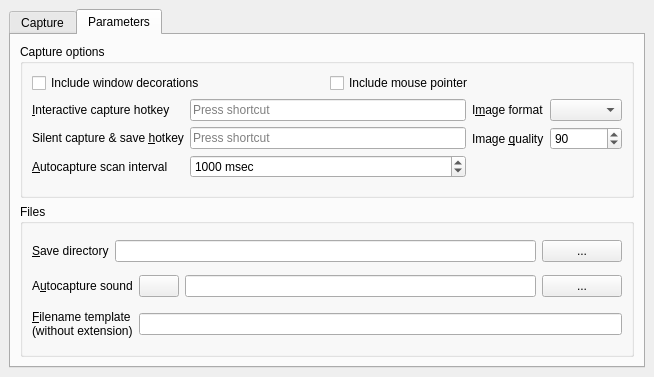
Above: mainwindow.ui from kernel1024/scrcap before the change. Below: the same form after it.
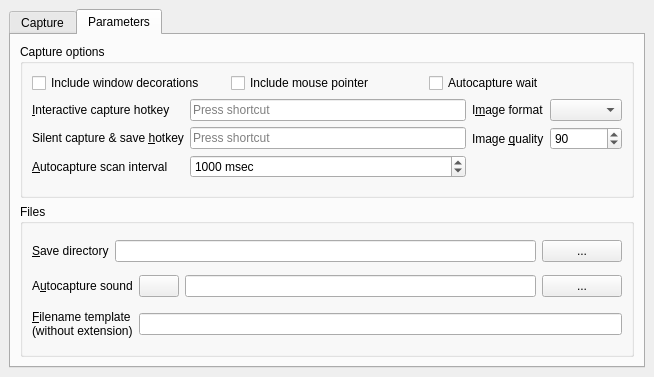
That is the form after the change. The open tabs and pages were chosen to show the change. Icons and pictures are not drawn.

Commit message: Optional pause before autocapture.

Diff of the .ui file:
```diff
--- a/mainwindow.ui
+++ b/mainwindow.ui
@@ -211,6 +211,16 @@
                </property>
               </widget>
              </item>
+             <item>
+              <widget class="QCheckBox" name="checkAutocaptureWait">
+               <property name="toolTip">
+                <string>Wait a pause (= scan interval) after screen updated before capture.</string>
+               </property>
+               <property name="text">
+                <string>Autocapture wait</string>
+               </property>
+              </widget>
+             </item>
             </layout>
            </item>
            <item>
```
Left out of the diff: 4 changed lines with no effect on the pictures. The commit also changes 1 other file.
